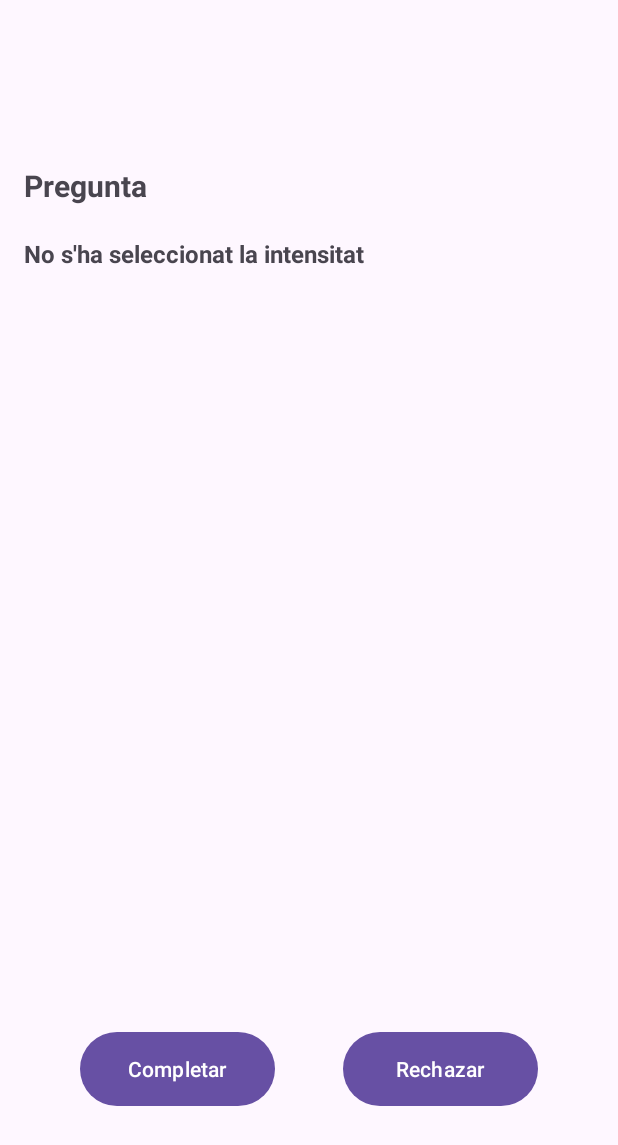
After one commit to carlescastrobalp/appDespedidaArnau, an Android app: the DetallesObjeto screen opened directly, with no data from a screen before it, on a phone screen of 412 x 824 dp. The commit adds this screen. Shown: the top 1145 px of the screen. Run offline under Robolectric (Android 15) with nearby library versions, the phone set to English and light mode, and no system bars; our stand-ins replace Firebase (no records; nobody signed in at launch, a user with empty details on screens opened directly).

Commit message:
La cosa comença a tenir cara i ullgit add .git add .

```diff
--- a/app/src/main/AndroidManifest.xml
+++ b/app/src/main/AndroidManifest.xml
@@ -29,7 +29,10 @@
             </intent-filter>
         </activity>
 
-        <activity android:name=".Llistat"
+        <activity android:name=".Listado"
+            android:exported="true"/>
+
+        <activity android:name=".DetallesObjeto"
             android:exported="true"/>
 
     </application>
--- /dev/null
+++ b/app/src/main/java/com/carlescastro/despedidaarnau/DetallesObjeto.java
@@ -0,0 +1,101 @@
+package com.carlescastro.despedidaarnau;
+
+import static android.view.View.INVISIBLE;
+
+import android.content.Intent;
+import android.os.Bundle;
+import android.view.View;
+import android.widget.Button;
+import android.widget.TextView;
+import android.widget.Toast;
+
+import androidx.appcompat.app.AppCompatActivity;
+
+import com.google.firebase.database.DataSnapshot;
+import com.google.firebase.database.DatabaseReference;
+import com.google.firebase.database.FirebaseDatabase;
+
+public class DetallesObjeto extends AppCompatActivity {
+    private TextView textPreguntaOPrueba, textNivel, textDescripcion;
+    private Button btnCompletar, btnRechazar;
+    private DatabaseReference databaseReference;
+    private String objetoId; // ID único del objeto seleccionado
+
+    @Override
+    protected void onCreate(Bundle savedInstanceState) {
+        super.onCreate(savedInstanceState);
+        setContentView(R.layout.activity_detalles);
+
+        // Vincular elementos del layout
+        textPreguntaOPrueba = findViewById(R.id.textPreguntaOPrueba);
+        textNivel = findViewById(R.id.textNivel);
+        textDescripcion = findViewById(R.id.detalleDescripcion);
+        btnCompletar = findViewById(R.id.btnCompletar);
+        btnRechazar = findViewById(R.id.btnRechazar);
+
+        // Referencia a Firebase
+        databaseReference = FirebaseDatabase.getInstance().getReference("objecte");
+
+        // Recibir datos del intent
+        if (getIntent() != null) {
+            objetoId = getIntent().getStringExtra("objetoId");
+
+            //Que desaparezcan los botones si ya ha seleccionado 'Completado' o 'Rechazado'
+            databaseReference.child(objetoId).child("estado").get().addOnCompleteListener(task -> {
+                if (task.isSuccessful()) {
+                    Integer estado = task.getResult().getValue(Integer.class);
+                    if (estado != null && (estado == 1 || estado == 2)) {
+                        btnCompletar.setVisibility(View.INVISIBLE);
+                        btnRechazar.setVisibility(View.INVISIBLE);
+                    }
+                } else {
+                    Toast.makeText(DetallesObjeto.this, "Error al obtener estado", Toast.LENGTH_SHORT).show();
+                }
+            });
+
+            textPreguntaOPrueba.setText(getIntent().getBooleanExtra("preguntaOPrueba", false) ? "Prueba" : "Pregunta");
+
+            //Valor segun el nivel
+            if(getIntent().getIntExtra("nivel", 0) == 0){
+                textNivel.setText("No s'ha seleccionat la intensitat");
+            } else if(getIntent().getIntExtra("nivel", 0) == 1){
+                textNivel.setText("Suau, pots estar tranquil");
+            } else if(getIntent().getIntExtra("nivel", 0) == 2){
+                textNivel.setText("Intensito, se fique la cosa interesant");
+            } else if(getIntent().getIntExtra("nivel", 0) == 3){
+                textNivel.setText("Extrem, mort asegurada");
+            }
+
+            textDescripcion.setText(getIntent().getStringExtra("descripcion"));
+        }
+
+        // Botón Completar
+        btnCompletar.setOnClickListener(new View.OnClickListener() {
+            @Override
+            public void onClick(View v) {
+                actualizarEstadoObjeto(1); // 1 = Completado
+            }
+        });
+
+        // Botón Rechazar
+        btnRechazar.setOnClickListener(new View.OnClickListener() {
+            @Override
+            public void onClick(View v) {
+                actualizarEstadoObjeto(2); // 2 = Rechazado
+            }
+        });
+    }
+
+    private void actualizarEstadoObjeto(int nuevoEstado) {
+        if (objetoId != null) {
+            databaseReference.child(objetoId).child("estado").setValue(nuevoEstado)
+                    .addOnSuccessListener(aVoid -> {
+                        Toast.makeText(DetallesObjeto.this, "Resposta registrada", Toast.LENGTH_SHORT).show();
+                        Intent intent = new Intent(DetallesObjeto.this, Listado.class);
+                        startActivity(intent);
+                        finish(); // Cerrar la actividad después de actualizar
+                    })
+                    .addOnFailureListener(e -> Toast.makeText(DetallesObjeto.this, "⚠️ no s'ha registrat la resposta", Toast.LENGTH_SHORT).show());
+        }
+    }
+}
--- a/app/src/main/java/com/carlescastro/despedidaarnau/Instrucciones.java
+++ b/app/src/main/java/com/carlescastro/despedidaarnau/Instrucciones.java
@@ -11,7 +11,7 @@ public class Instrucciones extends AppCompatActivity {
     @Override
     protected void onCreate(Bundle savedInstanceState) {
         super.onCreate(savedInstanceState);
-        setContentView(R.layout.instruccions); // Vincula con instructions.xml
+        setContentView(R.layout.activity_instrucciiones); // Vincula con instructions.xml
 
         Button btnInsert = findViewById(R.id.btn_insert);
 
--- /dev/null
+++ b/app/src/main/res/layout/activity_detalles.xml
@@ -0,0 +1,97 @@
+<?xml version="1.0" encoding="utf-8"?>
+<androidx.constraintlayout.widget.ConstraintLayout xmlns:android="http://schemas.android.com/apk/res/android"
+    android:layout_width="match_parent"
+    android:layout_height="match_parent"
+    xmlns:app="http://schemas.android.com/apk/res-auto"
+    xmlns:tools="http://schemas.android.com/tools"
+    android:orientation="vertical"
+    android:padding="16dp">
+
+    <ImageView
+        android:id="@+id/logo"
+        android:layout_width="50dp"
+        android:layout_height="50dp"
+        app:layout_constraintBottom_toBottomOf="parent"
+        app:layout_constraintEnd_toEndOf="parent"
+        app:layout_constraintHorizontal_bias="0.02"
+        app:layout_constraintStart_toStartOf="parent"
+        app:layout_constraintTop_toTopOf="parent"
+        app:layout_constraintVertical_bias="0.01"
+        tools:srcCompat="@tools:sample/avatars" />
+
+    <TextView
+        android:id="@+id/textPreguntaOPrueba"
+        android:layout_width="wrap_content"
+        android:layout_height="wrap_content"
+        android:layout_marginBottom="8dp"
+        android:text="Pregunta o Prueba"
+        android:textSize="20sp"
+        android:textStyle="bold"
+        app:layout_constraintBottom_toBottomOf="parent"
+        app:layout_constraintEnd_toEndOf="parent"
+        app:layout_constraintHorizontal_bias="0.0"
+        app:layout_constraintStart_toStartOf="parent"
+        app:layout_constraintTop_toTopOf="parent"
+        app:layout_constraintVertical_bias="0.124" />
+
+    <!-- Botón para completar -->
+    <TextView
+        android:id="@+id/textNivel"
+        android:layout_width="wrap_content"
+        android:layout_height="wrap_content"
+        android:layout_marginBottom="8dp"
+        android:text="Nivel"
+        android:textSize="16sp"
+        android:textStyle="bold"
+        app:layout_constraintBottom_toBottomOf="parent"
+        app:layout_constraintEnd_toEndOf="parent"
+        app:layout_constraintHorizontal_bias="0.0"
+        app:layout_constraintStart_toStartOf="parent"
+        app:layout_constraintTop_toTopOf="parent"
+        app:layout_constraintVertical_bias="0.186" />
+
+    <!-- Botón para rechazar -->
+
+    <TextView
+        android:id="@+id/detalleDescripcion"
+        android:layout_width="wrap_content"
+        android:layout_height="wrap_content"
+        android:layout_marginTop="16dp"
+        android:layout_marginBottom="16dp"
+        android:text="Descripción"
+        android:textSize="20sp"
+        app:layout_constraintBottom_toBottomOf="parent"
+        app:layout_constraintEnd_toEndOf="parent"
+        app:layout_constraintHorizontal_bias="0.0"
+        app:layout_constraintStart_toStartOf="parent"
+        app:layout_constraintTop_toTopOf="parent"
+        app:layout_constraintVertical_bias="0.242" />
+
+    <Button
+        android:id="@+id/btnCompletar"
+        android:layout_width="130dp"
+        android:layout_height="57dp"
+        android:layout_marginBottom="8dp"
+        android:text="Completar"
+        app:layout_constraintBottom_toBottomOf="parent"
+        app:layout_constraintEnd_toEndOf="parent"
+        app:layout_constraintHorizontal_bias="0.150"
+        app:layout_constraintStart_toStartOf="parent"
+        app:layout_constraintTop_toTopOf="parent"
+        app:layout_constraintVertical_bias="0.919" />
+
+    <Button
+        android:id="@+id/btnRechazar"
+        android:layout_width="130dp"
+        android:layout_height="57dp"
+        android:layout_marginBottom="8dp"
+        android:text="Rechazar"
+        app:layout_constraintBottom_toBottomOf="parent"
+        app:layout_constraintEnd_toEndOf="parent"
+        app:layout_constraintHorizontal_bias="0.850"
+        app:layout_constraintStart_toStartOf="parent"
+        app:layout_constraintTop_toTopOf="parent"
+        app:layout_constraintVertical_bias="0.919" />
+
+
+</androidx.constraintlayout.widget.ConstraintLayout>
```
Also changed, not shown: app/src/main/java/com/carlescastro/despedidaarnau/InsertarBaseDatos.java (+20 -6 lines), app/src/main/java/com/carlescastro/despedidaarnau/Listado.java (added, +85 -0 lines), app/src/main/java/com/carlescastro/despedidaarnau/Llistat.java (deleted, +0 -70 lines), app/src/main/java/com/carlescastro/despedidaarnau/modelo/TablaDTO.java (+46 -3 lines), app/src/main/java/com/carlescastro/despedidaarnau/utils/ObjetosAdapter.java (+14 -2 lines), app/src/main/res/layout/activity_listado.xml (added, +77 -0 lines), app/src/main/res/layout/insertar_base_datos.xml (+34 -16 lines), app/src/main/res/layout/listado.xml (deleted, +0 -31 lines), app/src/main/res/layout/activity_instrucciiones.xml (renamed from app/src/main/res/layout/instruccions.xml).
